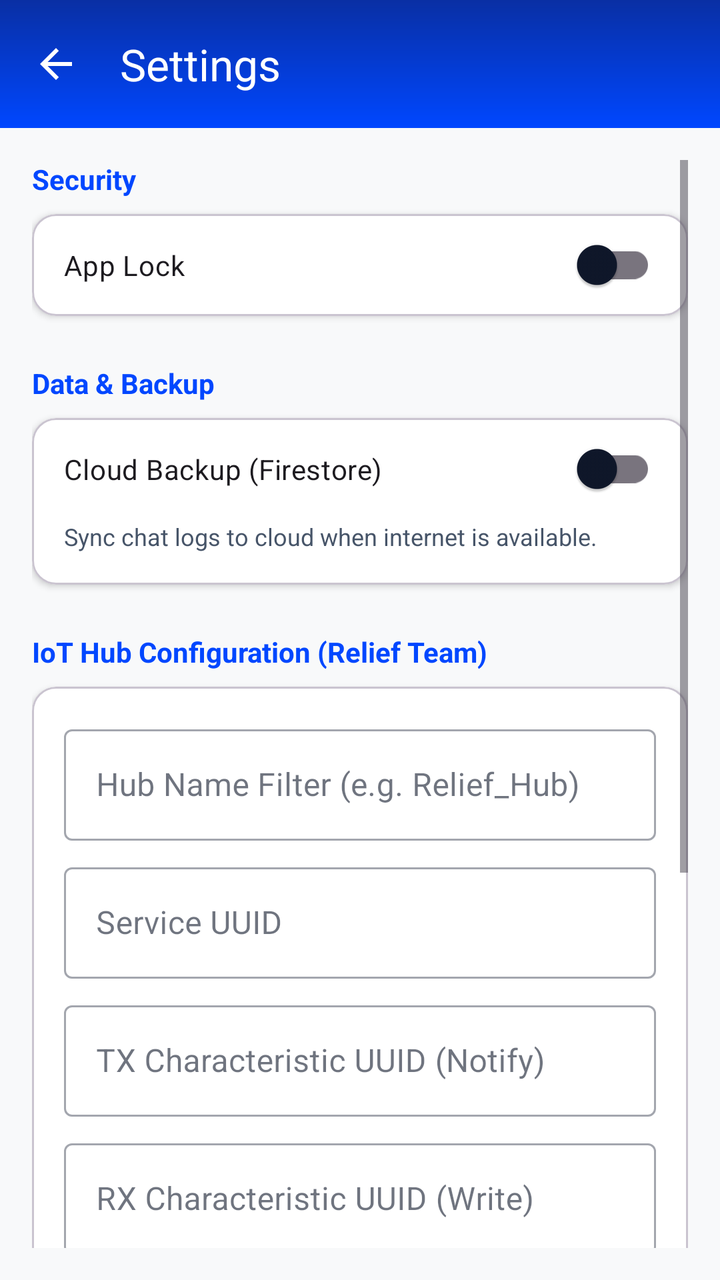
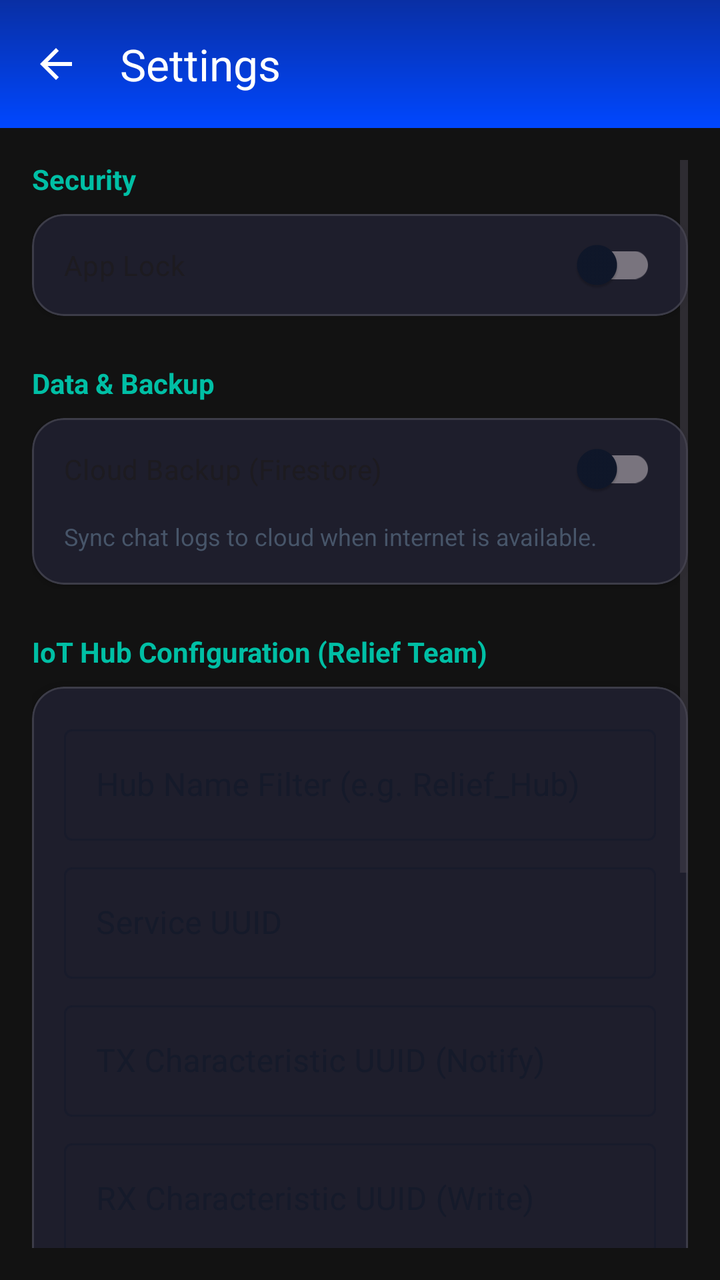

The first picture is an Android layout as it rendered before a commit; the second is the same layout after the commit. The layout source and the unified diff follow.
<!-- AndroidManifest.xml: activity theme Theme.DisasterComm.NoActionBar -->
<!-- res/layout/activity_settings.xml -->
<?xml version="1.0" encoding="utf-8"?>
<LinearLayout xmlns:android="http://schemas.android.com/apk/res/android"
    xmlns:app="http://schemas.android.com/apk/res-auto"
    android:layout_width="match_parent"
    android:layout_height="match_parent"
    android:orientation="vertical"
    android:background="@color/background_light">

    <com.google.android.material.appbar.MaterialToolbar
        android:id="@+id/toolbar"
        android:layout_width="match_parent"
        android:layout_height="?attr/actionBarSize"
        android:background="@drawable/gradient_toolbar"
        android:elevation="4dp"
        app:title="Settings"
        app:titleTextColor="@android:color/white"
        app:navigationIcon="@drawable/ic_arrow_back"
        app:navigationIconTint="@color/white"/>

    <ScrollView
        android:layout_width="match_parent"
        android:layout_height="match_parent"
        android:padding="16dp">

        <LinearLayout
            android:layout_width="match_parent"
            android:layout_height="wrap_content"
            android:orientation="vertical">



            
            <TextView
                android:layout_width="wrap_content"
                android:layout_height="wrap_content"
                android:text="Security"
                android:textColor="@color/primary"
                android:textStyle="bold"
                android:layout_marginBottom="8dp"/>

            <com.google.android.material.card.MaterialCardView
                android:layout_width="match_parent"
                android:layout_height="wrap_content"
                app:cardCornerRadius="12dp"
                app:cardElevation="2dp"
                app:cardBackgroundColor="@color/card_background"
                android:layout_marginBottom="24dp">

                <LinearLayout
                    android:layout_width="match_parent"
                    android:layout_height="wrap_content"
                    android:orientation="vertical">

                    <com.google.android.material.switchmaterial.SwitchMaterial
                        android:id="@+id/switchAppLock"
                        android:layout_width="match_parent"
                        android:layout_height="wrap_content"
                        android:text="App Lock"
                        android:padding="16dp"/>
                </LinearLayout>
            </com.google.android.material.card.MaterialCardView>

            
            <TextView
                android:layout_width="wrap_content"
                android:layout_height="wrap_content"
                android:text="Data &amp; Backup"
                android:textColor="@color/primary"
                android:textStyle="bold"
                android:layout_marginBottom="8dp"/>

            <com.google.android.material.card.MaterialCardView
                android:layout_width="match_parent"
                android:layout_height="wrap_content"
                app:cardCornerRadius="12dp"
                app:cardElevation="2dp"
                app:cardBackgroundColor="@color/card_background"
                android:layout_marginBottom="24dp">

                <LinearLayout
                    android:layout_width="match_parent"
                    android:layout_height="wrap_content"
                    android:orientation="vertical">

                    <com.google.android.material.switchmaterial.SwitchMaterial
                        android:id="@+id/switchCloudBackup"
                        android:layout_width="match_parent"
                        android:layout_height="wrap_content"
                        android:text="Cloud Backup (Firestore)"
                        android:padding="16dp"/>

                    <TextView
                        android:layout_width="match_parent"
                        android:layout_height="wrap_content"
                        android:text="Sync chat logs to cloud when internet is available."
                        android:textColor="@color/text_secondary"
                        android:textSize="12sp"
                        android:paddingStart="16dp"
                        android:paddingEnd="16dp"
                        android:paddingBottom="16dp"/>
                </LinearLayout>
            </com.google.android.material.card.MaterialCardView>
            
 

            
            <TextView
                android:layout_width="wrap_content"
                android:layout_height="wrap_content"
                android:text="IoT Hub Configuration (Relief Team)"
                android:textColor="@color/primary"
                android:textStyle="bold"
                android:layout_marginBottom="8dp"/>

            <com.google.android.material.card.MaterialCardView
                android:layout_width="match_parent"
                android:layout_height="wrap_content"
                app:cardCornerRadius="12dp"
                app:cardElevation="2dp"
                app:cardBackgroundColor="@color/card_background"
                android:layout_marginBottom="24dp">

                <LinearLayout
                    android:layout_width="match_parent"
                    android:layout_height="wrap_content"
                    android:orientation="vertical"
                    android:padding="16dp">

                    <com.google.android.material.textfield.TextInputLayout
                        android:layout_width="match_parent"
                        android:layout_height="wrap_content"
                        android:hint="Hub Name Filter (e.g. Relief_Hub)"
                        style="@style/Widget.MaterialComponents.TextInputLayout.OutlinedBox">
                        <com.google.android.material.textfield.TextInputEditText
                            android:id="@+id/etHubName"
                            android:layout_width="match_parent"
                            android:layout_height="wrap_content"
                            android:inputType="text"/>
                    </com.google.android.material.textfield.TextInputLayout>

                    <com.google.android.material.textfield.TextInputLayout
                        android:layout_width="match_parent"
                        android:layout_height="wrap_content"
                        android:hint="Service UUID"
                        android:layout_marginTop="8dp"
                        style="@style/Widget.MaterialComponents.TextInputLayout.OutlinedBox">
                        <com.google.android.material.textfield.TextInputEditText
                            android:id="@+id/etServiceUuid"
                            android:layout_width="match_parent"
                            android:layout_height="wrap_content"
                            android:inputType="text"/>
                    </com.google.android.material.textfield.TextInputLayout>

                    <com.google.android.material.textfield.TextInputLayout
                        android:layout_width="match_parent"
                        android:layout_height="wrap_content"
                        android:hint="TX Characteristic UUID (Notify)"
                        android:layout_marginTop="8dp"
                        style="@style/Widget.MaterialComponents.TextInputLayout.OutlinedBox">
                        <com.google.android.material.textfield.TextInputEditText
                            android:id="@+id/etTxUuid"
                            android:layout_width="match_parent"
                            android:layout_height="wrap_content"
                            android:inputType="text"/>
                    </com.google.android.material.textfield.TextInputLayout>

                    <com.google.android.material.textfield.TextInputLayout
                        android:layout_width="match_parent"
                        android:layout_height="wrap_content"
                        android:hint="RX Characteristic UUID (Write)"
                        android:layout_marginTop="8dp"
                        style="@style/Widget.MaterialComponents.TextInputLayout.OutlinedBox">
                        <com.google.android.material.textfield.TextInputEditText
                            android:id="@+id/etRxUuid"
                            android:layout_width="match_parent"
                            android:layout_height="wrap_content"
                            android:inputType="text"/>
                    </com.google.android.material.textfield.TextInputLayout>

                    <Button
                        android:id="@+id/btnSaveHub"
                        android:layout_width="match_parent"
                        android:layout_height="wrap_content"
                        android:text="Save Hub Configuration"
                        android:layout_marginTop="16dp"/>

                    <Button
                        android:id="@+id/btnResetHub"
                        style="@style/Widget.MaterialComponents.Button.TextButton"
                        android:layout_width="match_parent"
                        android:layout_height="wrap_content"
                        android:text="Reset to Defaults"
                        android:textColor="@color/text_secondary"/>

                </LinearLayout>
            </com.google.android.material.card.MaterialCardView>

            
            <TextView
                android:layout_width="wrap_content"
                android:layout_height="wrap_content"
                android:text="Software Update"
                android:textColor="@color/primary"
                android:textStyle="bold"
                android:layout_marginBottom="8dp"/>

            <com.google.android.material.card.MaterialCardView
                android:layout_width="match_parent"
                android:layout_height="wrap_content"
                app:cardCornerRadius="12dp"
                app:cardElevation="2dp"
                app:cardBackgroundColor="@color/card_background"
                android:layout_marginBottom="24dp">

                <LinearLayout
                    android:id="@+id/layoutCheckUpdate"
                    android:layout_width="match_parent"
                    android:layout_height="wrap_content"
                    android:orientation="horizontal"
                    android:padding="16dp"
                    android:gravity="center_vertical"
                    android:clickable="true"
                    android:focusable="true"
                    android:background="?attr/selectableItemBackground">

                    <ImageView
                        android:layout_width="24dp"
                        android:layout_height="24dp"
                        android:src="@android:drawable/stat_sys_download"
                        app:tint="@color/text_primary" />

                    <LinearLayout
                        android:layout_width="0dp"
                        android:layout_height="wrap_content"
                        android:layout_weight="1"
                        android:orientation="vertical"
                        android:layout_marginStart="16dp">

                        <TextView
                            android:layout_width="wrap_content"
                            android:layout_height="wrap_content"
                            android:text="Check for Updates"
                            android:textColor="@color/text_primary"
                            android:textSize="16sp"/>

                        <TextView
                            android:layout_width="wrap_content"
                            android:layout_height="wrap_content"
                            android:text="Install the latest version"
                            android:textColor="@color/text_secondary"
                            android:textSize="12sp"/>
                    </LinearLayout>
                   
                    <ImageView
                        android:layout_width="24dp"
                        android:layout_height="24dp"
                        android:src="@drawable/ic_arrow_back"
                        android:rotation="180"
                        app:tint="@color/text_secondary"/>
                </LinearLayout>
            </com.google.android.material.card.MaterialCardView>

            <TextView
                android:id="@+id/tvVersion"
                android:layout_width="match_parent"
                android:layout_height="wrap_content"
                android:text="Version 1.0"
                android:gravity="center"
                android:textColor="@color/text_secondary"
                android:layout_marginTop="24dp"/>

        </LinearLayout>
    </ScrollView>
</LinearLayout>
<!-- resources referenced by this layout -->
<resources>
  <color name="background_light">@color/background</color>
  <color name="card_background">@color/surface</color>
  <color name="primary">#0047FF</color>
  <color name="text_primary">#0F172A</color>
  <color name="text_secondary">#475569</color>
  <color name="white">#FFFFFF</color>
  <!-- drawable gradient_toolbar (drawable) -->
  <?xml version="1.0" encoding="utf-8"?>
  <shape xmlns:android="http://schemas.android.com/apk/res/android"
      android:shape="rectangle">
      <gradient
          android:angle="90"
          android:startColor="@color/primary"
          android:endColor="@color/primary_variant"
          android:type="linear"/>
  </shape>
  <!-- drawable ic_arrow_back (drawable) -->
  <vector xmlns:android="http://schemas.android.com/apk/res/android"
      android:width="24dp"
      android:height="24dp"
      android:viewportWidth="24"
      android:viewportHeight="24">
    <path
        android:fillColor="@android:color/white"
        android:pathData="M20,11H7.83l5.59,-5.59L12,4l-8,8l8,8l1.41,-1.41L7.83,13H20V11z"/>
  </vector>
  <style name="Theme.DisasterComm.NoActionBar" parent="Theme.DisasterComm">
          <item name="windowActionBar">false</item>
          <item name="windowNoTitle">true</item>
      </style>
  <color name="background">#F8F9FA</color>
  <color name="surface">#FFFFFF</color>
  <color name="primary_variant">#092FA4</color>
  <style name="Theme.DisasterComm" parent="Theme.Material3.DayNight.NoActionBar">
          
          <item name="colorPrimary">@color/primary</item>
          <item name="colorPrimaryVariant">@color/primary_variant</item>
          <item name="colorOnPrimary">@color/text_on_primary</item>
          
          
          <item name="colorSecondary">@color/secondary</item>
          <item name="colorSecondaryVariant">@color/secondary_variant</item>
          <item name="colorOnSecondary">@color/white</item>
          
          
          <item name="android:windowBackground">@color/background</item>
          <item name="colorSurface">@color/surface</item>
          <item name="colorOnSurface">@color/text_primary</item>
          
          
          <item name="android:statusBarColor">@color/primary_variant</item>
          <item name="android:windowLightStatusBar">false</item>
          
          
          <item name="elevationOverlayEnabled">false</item>
          
          
          <item name="materialButtonStyle">@style/Widget.App.Button</item>
      </style>
  <color name="text_on_primary">#FFFFFF</color>
  <color name="secondary">#0047FF</color>
  <color name="secondary_variant">#092FA4</color>
  <style name="Widget.App.Button" parent="Widget.Material3.Button">
          <item name="android:minHeight">48dp</item>
          <item name="android:minWidth">48dp</item>
          <item name="android:stateListAnimator">@null</item> 
          <item name="android:elevation">0dp</item>
      </style>
</resources>

<!-- the commit's change to res/layout/activity_settings.xml (unified diff, before → after) -->
@@ -4,7 +4,7 @@
     android:layout_width="match_parent"
     android:layout_height="match_parent"
     android:orientation="vertical"
-    android:background="@color/background_light">
+    android:background="#121212">
 
     <com.google.android.material.appbar.MaterialToolbar
         android:id="@+id/toolbar"
@@ -34,16 +34,16 @@
                 android:layout_width="wrap_content"
                 android:layout_height="wrap_content"
                 android:text="Security"
-                android:textColor="@color/primary"
-                android:textStyle="bold"
-                android:layout_marginBottom="8dp"/>
-
-            <com.google.android.material.card.MaterialCardView
-                android:layout_width="match_parent"
-                android:layout_height="wrap_content"
-                app:cardCornerRadius="12dp"
-                app:cardElevation="2dp"
-                app:cardBackgroundColor="@color/card_background"
+                android:textColor="#00BFA5"
+                android:textStyle="bold"
+                android:layout_marginBottom="8dp"/>
+
+            <com.google.android.material.card.MaterialCardView
+                android:layout_width="match_parent"
+                android:layout_height="wrap_content"
+                app:cardCornerRadius="16dp" app:strokeWidth="1dp" app:strokeColor="#22FFFFFF"
+                app:cardElevation="2dp"
+                app:cardBackgroundColor="#1E1E2C"
                 android:layout_marginBottom="24dp">
 
                 <LinearLayout
@@ -65,16 +65,16 @@
                 android:layout_width="wrap_content"
                 android:layout_height="wrap_content"
                 android:text="Data &amp; Backup"
-                android:textColor="@color/primary"
-                android:textStyle="bold"
-                android:layout_marginBottom="8dp"/>
-
-            <com.google.android.material.card.MaterialCardView
-                android:layout_width="match_parent"
-                android:layout_height="wrap_content"
-                app:cardCornerRadius="12dp"
-                app:cardElevation="2dp"
-                app:cardBackgroundColor="@color/card_background"
+                android:textColor="#00BFA5"
+                android:textStyle="bold"
+                android:layout_marginBottom="8dp"/>
+
+            <com.google.android.material.card.MaterialCardView
+                android:layout_width="match_parent"
+                android:layout_height="wrap_content"
+                app:cardCornerRadius="16dp" app:strokeWidth="1dp" app:strokeColor="#22FFFFFF"
+                app:cardElevation="2dp"
+                app:cardBackgroundColor="#1E1E2C"
                 android:layout_marginBottom="24dp">
 
                 <LinearLayout
@@ -108,16 +108,16 @@
                 android:layout_width="wrap_content"
                 android:layout_height="wrap_content"
                 android:text="IoT Hub Configuration (Relief Team)"
-                android:textColor="@color/primary"
-                android:textStyle="bold"
-                android:layout_marginBottom="8dp"/>
-
-            <com.google.android.material.card.MaterialCardView
-                android:layout_width="match_parent"
-                android:layout_height="wrap_content"
-                app:cardCornerRadius="12dp"
-                app:cardElevation="2dp"
-                app:cardBackgroundColor="@color/card_background"
+                android:textColor="#00BFA5"
+                android:textStyle="bold"
+                android:layout_marginBottom="8dp"/>
+
+            <com.google.android.material.card.MaterialCardView
+                android:layout_width="match_parent"
+                android:layout_height="wrap_content"
+                app:cardCornerRadius="16dp" app:strokeWidth="1dp" app:strokeColor="#22FFFFFF"
+                app:cardElevation="2dp"
+                app:cardBackgroundColor="#1E1E2C"
                 android:layout_marginBottom="24dp">
 
                 <LinearLayout
@@ -200,16 +200,16 @@
                 android:layout_width="wrap_content"
                 android:layout_height="wrap_content"
                 android:text="Software Update"
-                android:textColor="@color/primary"
-                android:textStyle="bold"
-                android:layout_marginBottom="8dp"/>
-
-            <com.google.android.material.card.MaterialCardView
-                android:layout_width="match_parent"
-                android:layout_height="wrap_content"
-                app:cardCornerRadius="12dp"
-                app:cardElevation="2dp"
-                app:cardBackgroundColor="@color/card_background"
+                android:textColor="#00BFA5"
+                android:textStyle="bold"
+                android:layout_marginBottom="8dp"/>
+
+            <com.google.android.material.card.MaterialCardView
+                android:layout_width="match_parent"
+                android:layout_height="wrap_content"
+                app:cardCornerRadius="16dp" app:strokeWidth="1dp" app:strokeColor="#22FFFFFF"
+                app:cardElevation="2dp"
+                app:cardBackgroundColor="#1E1E2C"
                 android:layout_marginBottom="24dp">
 
                 <LinearLayout
<!-- resource entries referenced after the edit -->
@@ -1,7 +1,5 @@
 <!-- resources referenced by this layout -->
 <resources>
-  <color name="background_light">@color/background</color>
-  <color name="card_background">@color/surface</color>
   <color name="primary">#0047FF</color>
   <color name="text_primary">#0F172A</color>
   <color name="text_secondary">#475569</color>
